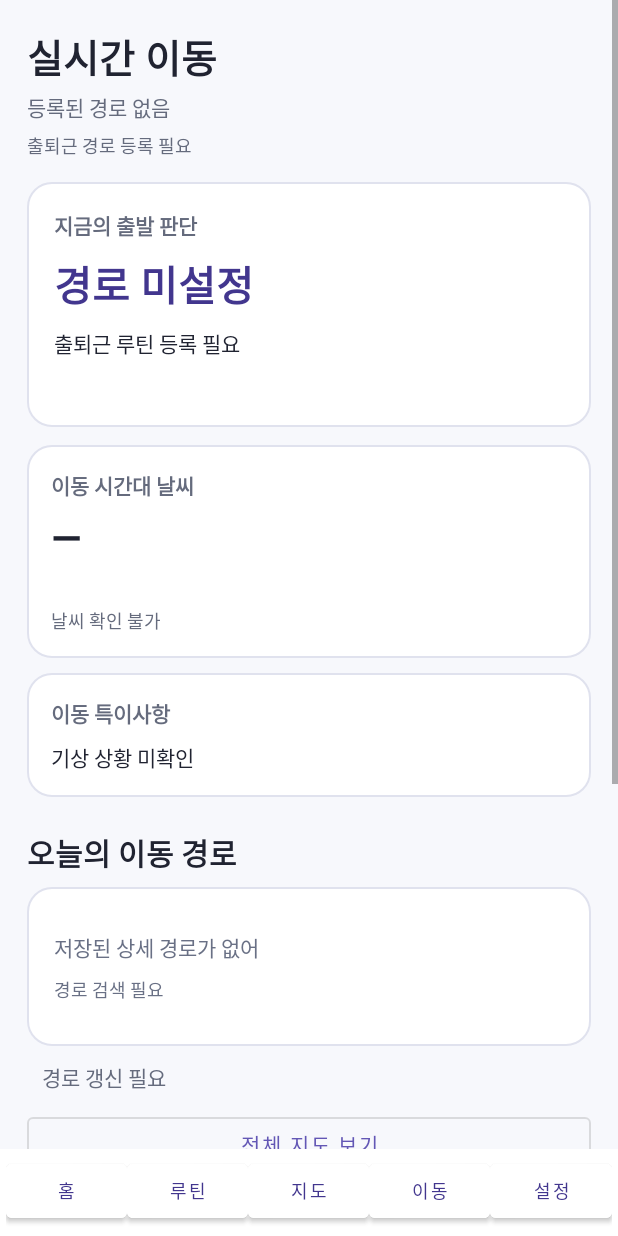
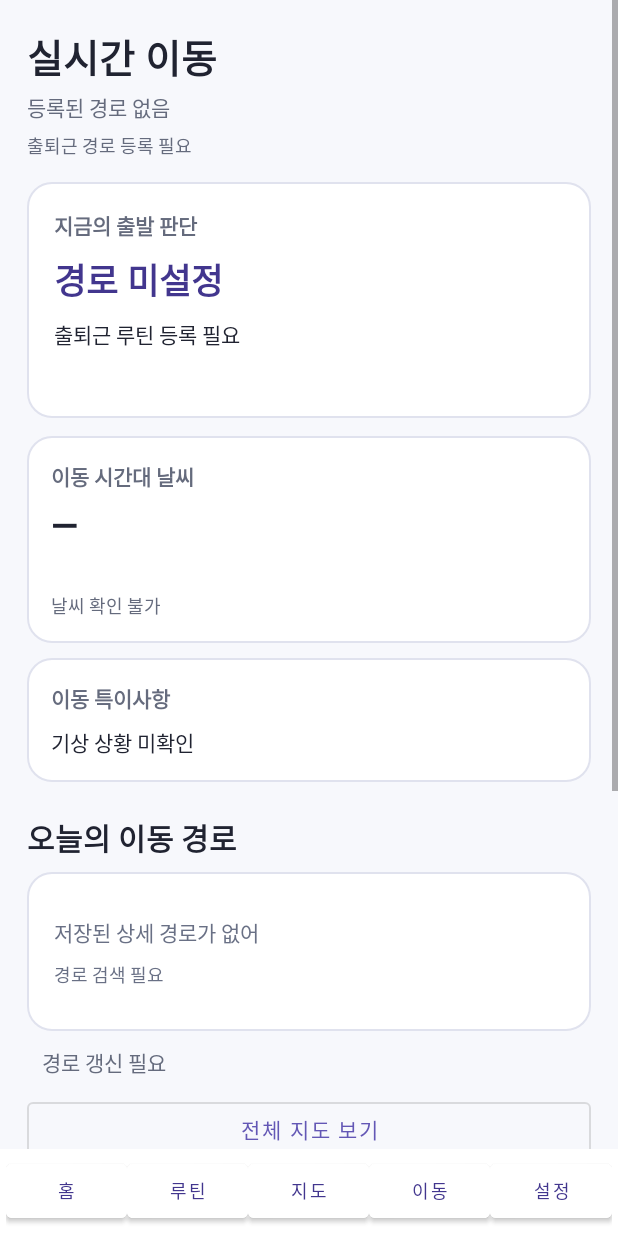
Before and after one commit to jisung3213-bot/my-commute-android, an Android app: the TrackingActivity screen opened directly, with no data from a screen before it, on a phone screen of 412 x 824 dp. Run offline under Robolectric (Android 15) with nearby library versions, the phone set to English and light mode, and no system bars; our stand-ins replace Firebase (no records; nobody signed in at launch, a user with empty details on screens opened directly); pictures from the network do not load.

Commit message:
fix(ui): improve responsive spacing and prevent narrow-screen overflow

```diff
--- a/app/src/main/res/layout/activity_tracking.xml
+++ b/app/src/main/res/layout/activity_tracking.xml
@@ -28,7 +28,7 @@
                     android:layout_height="wrap_content" android:text="지금의 출발 판단"/>
                 <TextView android:id="@+id/liveDepartureHeadline" android:layout_width="match_parent"
                     android:layout_height="wrap_content" android:layout_marginTop="8dp"
-                    android:text="이동 정보 확인 중" android:textSize="27sp"
+                    android:text="이동 정보 확인 중" android:textSize="23sp"
                     android:textStyle="bold" android:textColor="@color/primary_dark"/>
                 <TextView android:id="@+id/liveDepartureDetail" android:layout_width="match_parent"
                     android:layout_height="wrap_content" android:layout_marginTop="8dp"
@@ -46,7 +46,7 @@
                     android:layout_height="wrap_content" android:text="이동 시간대 날씨"/>
                 <TextView android:id="@+id/liveWeather" android:layout_width="match_parent"
                     android:layout_height="wrap_content" android:layout_marginTop="6dp"
-                    android:text="기온 확인 중" android:textSize="26sp" android:textStyle="bold"
+                    android:text="기온 확인 중" android:textSize="23sp" android:textStyle="bold"
                     android:textColor="@color/text_primary"/>
                 <TextView android:id="@+id/liveWeatherDetails" android:layout_width="match_parent"
                     android:layout_height="wrap_content" android:layout_marginTop="4dp"
```
